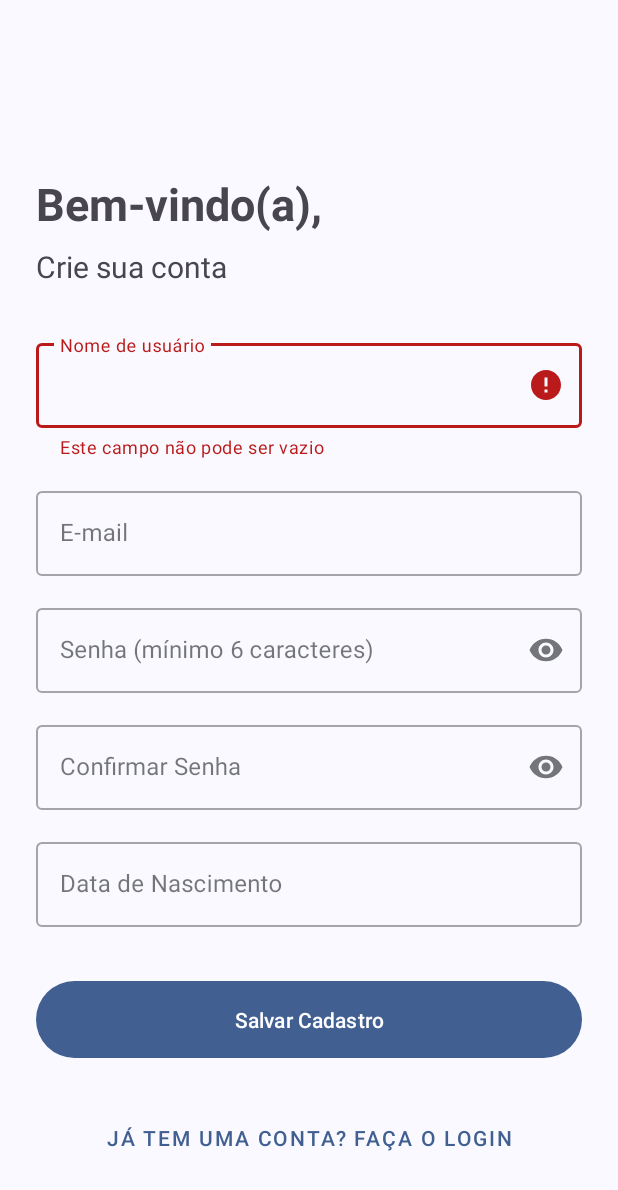
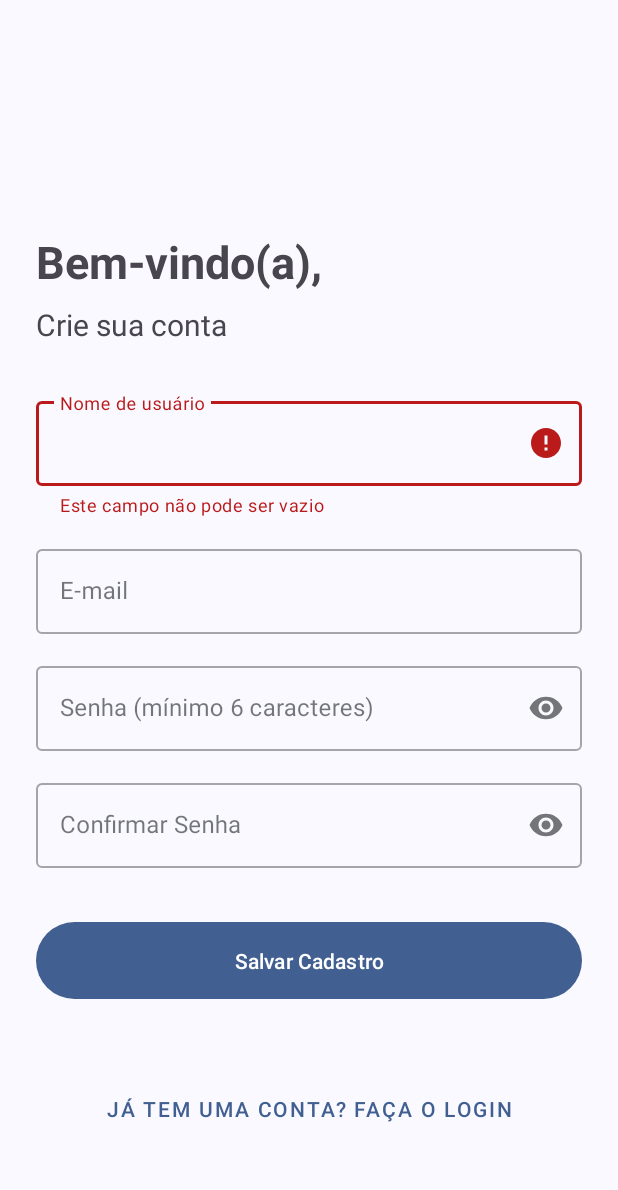
Before and after one commit to victor-luiz/challenge-minha-entrada, an Android app: the RegisterActivity screen opened directly, with no data from a screen before it, after a tap on "Salvar Cadastro", on a phone screen of 412 x 824 dp. Shown: the top 1190 px of the screen. Run offline under Robolectric (Android 15) with nearby library versions, the light colour scheme and no system bars; our stand-ins replace Dagger/Hilt's generated code.

Commit message:
refactor(user): Remove birth date feature to simplify user model

```diff
--- a/app/src/main/java/br/com/minhaentrada/victor/challenge/ui/profile/EditProfileDialogFragment.kt
+++ b/app/src/main/java/br/com/minhaentrada/victor/challenge/ui/profile/EditProfileDialogFragment.kt
@@ -50,9 +50,8 @@ class EditProfileDialogFragment : DialogFragment() {
         val userId = arguments?.getLong(ARG_USER_ID) ?: -1L
         binding.usernameInputLayoutEdit.error = null
         val newUsername = binding.usernameEditTextEdit.text.toString().trim()
-        val newBirthDate = binding.birthdateInputEdit.text.toString().trim()
         if (newUsername.isNotEmpty()) {
-            viewModel.updateUser(newUsername, newBirthDate)
+            viewModel.updateUser(newUsername)
         } else {
             binding.usernameInputLayoutEdit.error = "O nome não pode ser vazio."
         }
@@ -62,7 +61,6 @@ class EditProfileDialogFragment : DialogFragment() {
         viewModel.user.observe(this) { user ->
             user?.let {
                 binding.usernameEditTextEdit.setText(it.username)
-                binding.birthdateInputEdit.text = it.birthDate ?: ""
             }
         }
         viewModel.updateStatus.observe(this) { state ->
--- a/app/src/main/java/br/com/minhaentrada/victor/challenge/ui/profile/EditProfileViewModel.kt
+++ b/app/src/main/java/br/com/minhaentrada/victor/challenge/ui/profile/EditProfileViewModel.kt
@@ -33,8 +33,7 @@ class EditProfileViewModel @Inject constructor(
     }
 
     fun updateUser(
-        newUsername: String,
-        newBirthDate: String,
+        newUsername: String
     ) {
         _user.value?.let { currentUser ->
             viewModelScope.launch {
@@ -43,8 +42,7 @@ class EditProfileViewModel @Inject constructor(
                     _updateStatus.value = UpdateState.UsernameAlreadyExists
                 } else {
                     val updatedUser = currentUser.copy(
-                        username = newUsername,
-                        birthDate = newBirthDate
+                        username = newUsername
                     )
                     repository.update(updatedUser)
                     _updateStatus.value = UpdateState.Success
--- a/app/src/main/java/br/com/minhaentrada/victor/challenge/ui/register/RegisterActivity.kt
+++ b/app/src/main/java/br/com/minhaentrada/victor/challenge/ui/register/RegisterActivity.kt
@@ -25,7 +25,6 @@ class RegisterActivity : AppCompatActivity() {
     private fun setupUI() {
         setupListeners()
         observeViewModel()
-        binding.birthdateInput.setupDatePicker(supportFragmentManager)
     }
     private fun setupListeners() {
         binding.registerButton.setOnClickListener {
@@ -63,18 +62,16 @@ class RegisterActivity : AppCompatActivity() {
         val email = binding.emailEditText.text.toString().trim()
         val password = binding.passwordEditText.text.toString().trim()
         val confirmPassword = binding.confirmPasswordEditText.text.toString().trim()
-        val birthDate = binding.birthdateInput.text.toString().trim()
 
-        if (isInputValid(username, email, password, confirmPassword, birthDate)) {
-            registerViewModel.registerUser(username, email, password, birthDate)
+        if (isInputValid(username, email, password, confirmPassword)) {
+            registerViewModel.registerUser(username, email, password)
         }
     }
     private fun isInputValid(
         username: String,
         email: String,
         password: String,
-        confirm: String,
-        birthDate: String
+        confirm: String
     ): Boolean {
         if (username.isEmpty()) {
             binding.usernameInputLayout.error = getString(R.string.error_empty_field)
@@ -104,10 +101,6 @@ class RegisterActivity : AppCompatActivity() {
             binding.confirmPasswordInputLayout.error = getString(R.string.error_passwords_do_not_match)
             return false
         }
-        if (birthDate.isEmpty()) {
-            binding.birthdateInputLayout.error = getString(R.string.error_empty_field)
-            return false
-        }
         return true
     }
 
@@ -115,8 +108,7 @@ class RegisterActivity : AppCompatActivity() {
         binding.usernameInputLayout.error = null
         binding.emailInputLayout.error = null
         binding.passwordInputLayout.error = null
-        binding.confirmPasswordInputLayout.error = null // <<< Linha que faltava
-        binding.birthdateInputLayout.error = null
+        binding.confirmPasswordInputLayout.error = null
     }
 
     private fun setLoading(isLoading: Boolean) {
@@ -124,8 +116,4 @@ class RegisterActivity : AppCompatActivity() {
         binding.registerButton.isEnabled = !isLoading
         binding.goToLoginButton.isEnabled = !isLoading
     }
-
-    private fun showDatePicker() {
-        binding.birthdateInput.setupDatePicker(supportFragmentManager)
-    }
 }
--- a/app/src/main/java/br/com/minhaentrada/victor/challenge/ui/register/RegisterViewModel.kt
+++ b/app/src/main/java/br/com/minhaentrada/victor/challenge/ui/register/RegisterViewModel.kt
@@ -26,7 +26,7 @@ class RegisterViewModel @Inject constructor(
     private val _registrationStatus = MutableLiveData<RegistrationState>()
     val registrationStatus: LiveData<RegistrationState> = _registrationStatus
 
-    fun registerUser(username: String, email: String, password: String, birthDate: String) {
+    fun registerUser(username: String, email: String, password: String) {
         viewModelScope.launch {
             _registrationStatus.value = RegistrationState.Loading
 
@@ -46,8 +46,7 @@ class RegisterViewModel @Inject constructor(
                 username = username,
                 email = email,
                 hashedPassword = hashedPassword,
-                salt = salt,
-                birthDate = birthDate
+                salt = salt
             )
             repository.insert(user)
             _registrationStatus.value = RegistrationState.Success
--- a/app/src/main/res/layout/activity_register.xml
+++ b/app/src/main/res/layout/activity_register.xml
@@ -100,7 +100,7 @@
             app:layout_constraintTop_toBottomOf="@id/password_input_layout"
             app:layout_constraintStart_toStartOf="parent"
             app:layout_constraintEnd_toEndOf="parent"
-            app:layout_constraintBottom_toTopOf="@+id/birthdate_input_layout"
+            app:layout_constraintBottom_toTopOf="@+id/register_button"
     >
         <com.google.android.material.textfield.TextInputEditText
                 android:id="@+id/confirm_password_edit_text"
@@ -110,25 +110,6 @@
                 android:inputType="textPassword"
         />
     </com.google.android.material.textfield.TextInputLayout>
-
-    <com.google.android.material.textfield.TextInputLayout
-            android:id="@+id/birthdate_input_layout"
-            style="@style/Widget.MaterialComponents.TextInputLayout.OutlinedBox"
-            android:layout_width="0dp"
-            android:layout_height="wrap_content"
-            android:layout_marginTop="16dp"
-            app:layout_constraintTop_toBottomOf="@id/confirm_password_input_layout"
-            app:layout_constraintStart_toStartOf="parent"
-            app:layout_constraintEnd_toEndOf="parent"
-            app:layout_constraintBottom_toTopOf="@+id/register_button"
-    >
-        <br.com.minhaentrada.victor.challenge.ui.components.DatePickerInputView
-                android:id="@+id/birthdate_input"
-                android:layout_width="match_parent"
-                android:layout_height="wrap_content"
-                android:hint="@string/hint_birthdate"
-        />
-    </com.google.android.material.textfield.TextInputLayout>
     <com.google.android.material.button.MaterialButton
             android:id="@+id/register_button"
             android:layout_width="0dp"
@@ -136,7 +117,7 @@
             android:layout_marginTop="32dp"
             android:padding="16dp"
             android:text="@string/button_save_register"
-            app:layout_constraintTop_toBottomOf="@id/birthdate_input_layout"
+            app:layout_constraintTop_toBottomOf="@id/confirm_password_input_layout"
             app:layout_constraintStart_toStartOf="parent"
             app:layout_constraintEnd_toEndOf="parent"
             app:layout_constraintBottom_toBottomOf="parent"
```
Also changed, not shown: app/src/main/java/br/com/minhaentrada/victor/challenge/data/user/User.kt (+1 -6 lines), app/src/main/java/br/com/minhaentrada/victor/challenge/ui/components/UserInfoHeaderView.kt (+0 -8 lines), app/src/main/java/br/com/minhaentrada/victor/challenge/util/DateUtils.kt (deleted, +0 -33 lines), app/src/main/res/layout/component_user_info_header.xml (+0 -11 lines), app/src/main/res/layout/dialog_edit_profile.xml (+0 -15 lines), 2 other files.
